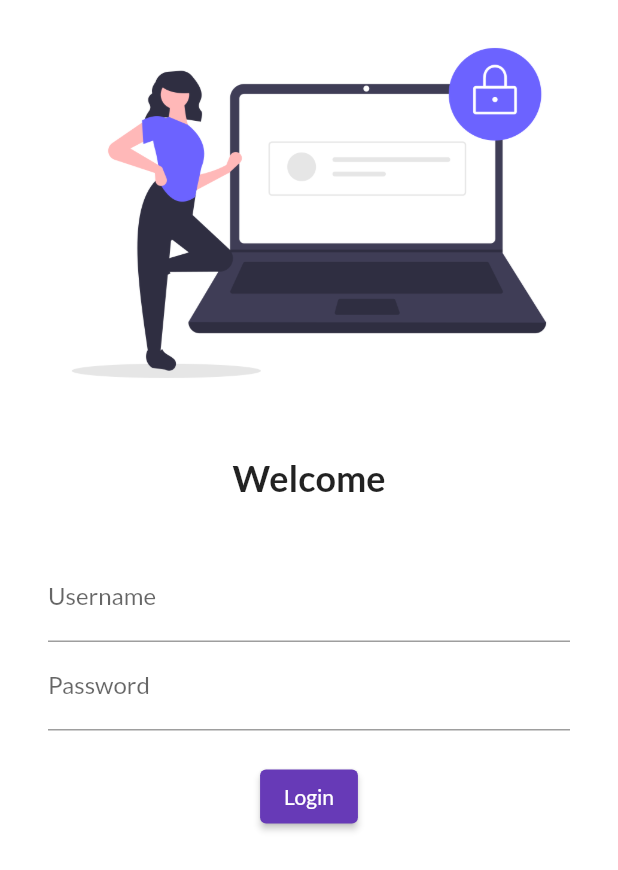
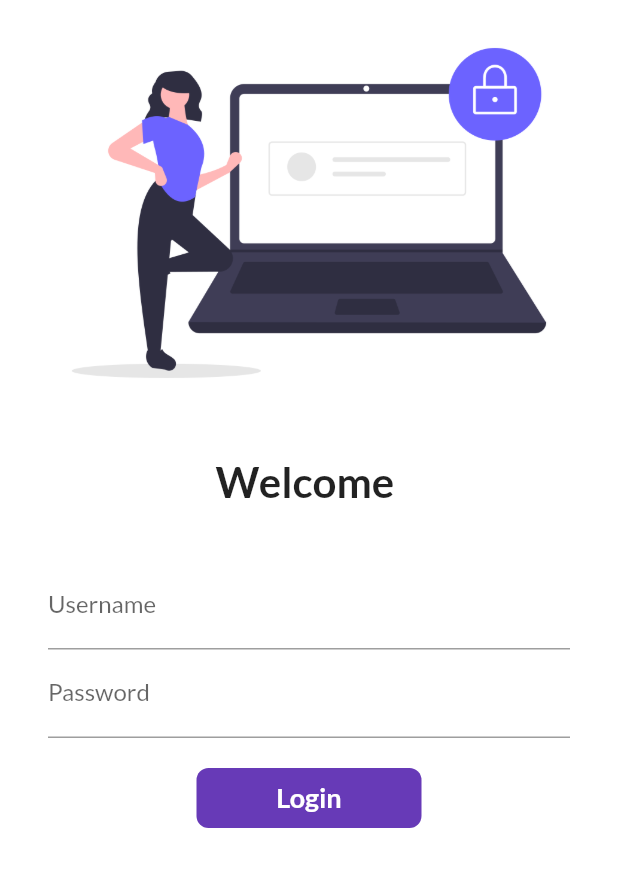
Before and after one commit to aakritiawasthi/30DaysOfFlutter, a Flutter app: the screen it shows after launch, on a phone screen of 412 x 824 dp. Shown: the top 870 px of the screen. Run offline on Flutter 3.47's test engine with Material 2 defaults, Android fonts, the phone set to English and light mode, and no system bars; our stand-ins replace google_fonts.

Commit message:
Day 6 Completed

```diff
--- a/lib/main.dart
+++ b/lib/main.dart
@@ -1,4 +1,5 @@
 import 'package:catalog_app/pages/login_page.dart';
+import 'package:catalog_app/pages/utils/routes.dart';
 import 'package:flutter/material.dart';
 import 'package:google_fonts/google_fonts.dart';
 import 'pages/home_page.dart';
@@ -22,8 +23,8 @@ class MyApp extends StatelessWidget {
        initialRoute: "/",
        routes: {
         "/": (context)=> LoginPage(),
-        "/home": (context)=> Homepage(),
-        "/login": (context) => LoginPage(),
+        MyRoutes.homeRoute: (context)=> Homepage(),
+        MyRoutes.loginRoute: (context) => LoginPage(),
       },
       );
   }
--- a/lib/pages/login_page.dart
+++ b/lib/pages/login_page.dart
@@ -1,29 +1,34 @@
 // ignore_for_file: prefer_const_constructors
 
+import 'package:catalog_app/pages/utils/routes.dart';
 import 'package:flutter/material.dart';
 
 // ignore: use_key_in_widget_constructors
-class LoginPage extends StatelessWidget {
+class LoginPage extends StatefulWidget {
+  @override
+  State<LoginPage> createState() => _LoginPageState();
+}
+
+class _LoginPageState extends State<LoginPage> {
+  String name="";
+  bool changeButton= false;
   @override
   Widget build(BuildContext context) {
-    // ignore: prefer_const_constructors
     return Material(
       color: Colors.white,
-      child: Column(children: [
+      child:SingleChildScrollView(
+         child: Column(children: [
           Image.asset(
           "assets/images/login_image.png",
           fit: BoxFit.cover,
           ),
-          // ignore: prefer_const_constructors
           SizedBox(
           height: 20.0,
          ),
-          // ignore: prefer_const_constructors
           Text(
-          "Welcome",
-           // ignore: prefer_const_constructors
+          "Welcome $name",
           style: TextStyle(
-          fontSize: 24,
+          fontSize: 28,
           fontWeight: FontWeight.bold,
          ),
          ),
@@ -39,6 +44,10 @@ class LoginPage extends StatelessWidget {
                   hintText:"Enter Username",
                   labelText: "Username",
                   ),
+                  onChanged: (value){
+                    name = value;
+                    setState((){});
+                  },
                  ),
                  TextFormField(
                    obscureText: true,
@@ -50,14 +59,40 @@ class LoginPage extends StatelessWidget {
                    SizedBox(
                     height: 20.0,
                   ),
-                   ElevatedButton(
-                     onPressed: (){},
-                     child: Text("Login"),
-                     )
-               ],
+                  InkWell(
+                    onTap: () async {
+                      setState(() {
+                        changeButton= true;
+                      });
+                      await Future.delayed(Duration(seconds: 1));
+                      Navigator.pushNamed(context, MyRoutes.homeRoute);
+                    },
+                    child: AnimatedContainer(
+                      duration: Duration(seconds: 1),
+                      width: changeButton ? 50 : 150,
+                      height: 40,
+                      alignment: Alignment.center,
+                      child:changeButton ?  Icon(
+                         Icons.done,
+                         color: Colors.white,
+                       )
+                        : Text("Login",
+                         style: TextStyle(
+                          color: Colors.white,
+                          fontWeight: FontWeight.bold,
+                          fontSize: 18),
+                        ),
+                        decoration: BoxDecoration(
+                          color: Colors.deepPurple,
+                          borderRadius: BorderRadius.circular(changeButton ? 50 : 8),
+                        ),
+                       ),
+                  ),
+               ]
              ),
            )
-      ]
+      ],
+      ),
       )
     );
   }
--- /dev/null
+++ b/lib/pages/utils/routes.dart
@@ -0,0 +1,4 @@
+class  MyRoutes{
+  static String loginRoute ="/login";
+  static String homeRoute ="/home";
+}
```
